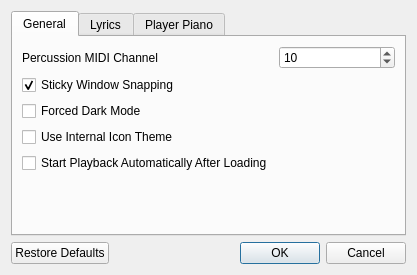
pedrolcl/dmidiplayer, file prefsdialog.ui: the form before one commit.
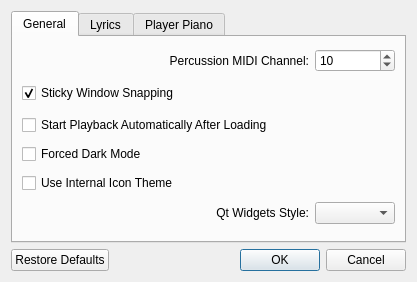
The form after the commit. Icons and pictures are not drawn.

```diff
--- a/prefsdialog.ui
+++ b/prefsdialog.ui
@@ -7,7 +7,7 @@
     <x>0</x>
     <y>0</y>
     <width>417</width>
-    <height>275</height>
+    <height>282</height>
    </rect>
   </property>
   <property name="windowTitle">
@@ -27,17 +27,7 @@
       <attribute name="title">
        <string>General</string>
       </attribute>
-      <layout class="QFormLayout" name="formLayout_2">
-       <item row="0" column="0">
-        <widget class="QLabel" name="lblPercChannel">
-         <property name="text">
-          <string>Percussion MIDI Channel</string>
-         </property>
-         <property name="buddy">
-          <cstring>spinPercChannel</cstring>
-         </property>
-        </widget>
-       </item>
+      <layout class="QGridLayout" name="gridLayout_3">
        <item row="0" column="1">
         <widget class="QSpinBox" name="spinPercChannel">
          <property name="minimum">
@@ -51,7 +41,43 @@
          </property>
         </widget>
        </item>
-       <item row="1" column="0" colspan="2">
+       <item row="0" column="0">
+        <widget class="QLabel" name="lblPercChannel">
+         <property name="text">
+          <string>Percussion MIDI Channel:</string>
+         </property>
+         <property name="alignment">
+          <set>Qt::AlignRight|Qt::AlignTrailing|Qt::AlignVCenter</set>
+         </property>
+         <property name="buddy">
+          <cstring>spinPercChannel</cstring>
+         </property>
+        </widget>
+       </item>
+       <item row="5" column="0">
+        <widget class="QLabel" name="lblQtStyle">
+         <property name="text">
+          <string>Qt Widgets Style:</string>
+         </property>
+         <property name="alignment">
+          <set>Qt::AlignRight|Qt::AlignTrailing|Qt::AlignVCenter</set>
+         </property>
+         <property name="buddy">
+          <cstring>cboStyle</cstring>
+         </property>
+        </widget>
+       </item>
+       <item row="5" column="1">
+        <widget class="QComboBox" name="cboStyle">
+         <property name="sizePolicy">
+          <sizepolicy hsizetype="Minimum" vsizetype="Fixed">
+           <horstretch>0</horstretch>
+           <verstretch>0</verstretch>
+          </sizepolicy>
+         </property>
+        </widget>
+       </item>
+       <item row="1" column="0">
         <widget class="QCheckBox" name="chkSnapping">
          <property name="text">
           <string>Sticky Window Snapping</string>
@@ -61,40 +87,46 @@
          </property>
         </widget>
        </item>
-       <item row="2" column="0" colspan="2">
+       <item row="3" column="0">
         <widget class="QCheckBox" name="chkDarkMode">
          <property name="text">
           <string>Forced Dark Mode</string>
          </property>
         </widget>
        </item>
-       <item row="5" column="0">
-        <spacer name="verticalSpacer_3">
-         <property name="orientation">
-          <enum>Qt::Vertical</enum>
-         </property>
-         <property name="sizeHint" stdset="0">
-          <size>
-           <width>20</width>
-           <height>40</height>
-          </size>
-         </property>
-        </spacer>
-       </item>
        <item row="4" column="0">
-        <widget class="QCheckBox" name="chkAutoPlay">
-         <property name="text">
-          <string>Start Playback Automatically After Loading</string>
-         </property>
-        </widget>
-       </item>
-       <item row="3" column="0">
         <widget class="QCheckBox" name="chkInternalIcons">
          <property name="text">
           <string>Use Internal Icon Theme</string>
          </property>
         </widget>
        </item>
+       <item row="2" column="0" colspan="2">
+        <widget class="QCheckBox" name="chkAutoPlay">
+         <property name="text">
+          <string>Start Playback Automatically After Loading</string>
+         </property>
+        </widget>
+       </item>
+       <item row="1" column="1">
+        <widget class="QLabel" name="lblHidden">
+         <property name="minimumSize">
+          <size>
+           <width>80</width>
+           <height>25</height>
+          </size>
+         </property>
+         <property name="maximumSize">
+          <size>
+           <width>80</width>
+           <height>25</height>
+          </size>
+         </property>
+         <property name="text">
+          <string notr="true"/>
+         </property>
+        </widget>
+       </item>
       </layout>
      </widget>
      <widget class="QWidget" name="tabLyr">
```
Left out of the diff: 19 changed lines with no effect on the pictures.
